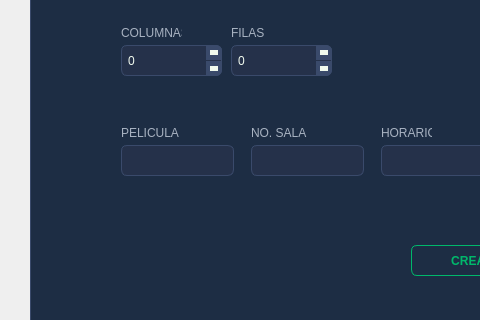
The window that mainwindow.ui (SABANd5/EDD_2S2026_PY_202303371) describes before a commit, drawn with Qt 5; both pictures show x 0 to 480 and y 156 to 476 of the 899 by 583 pixel window.
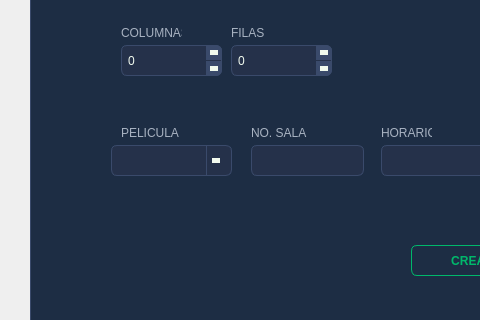
The same window after the commit. The open tabs and pages were chosen to show the change.

Commit message: Proyecto Fase 1 final

Patch:
```diff
--- a/mainwindow.ui
+++ b/mainwindow.ui
@@ -2695,30 +2695,6 @@
          <string>COLUMNAS</string>
         </property>
        </widget>
-       <widget class="QLineEdit" name="txtPelicula">
-        <property name="geometry">
-         <rect>
-          <x>90</x>
-          <y>220</y>
-          <width>113</width>
-          <height>31</height>
-         </rect>
-        </property>
-        <property name="styleSheet">
-         <string notr="true">QLineEdit {
-    background-color: #25314A;
-    border: 1px solid #3A4A6B;
-    border-radius: 6px;
-    padding: 6px 10px;
-    color: #F1FAEE;
-    font-family: &quot;Montserrat&quot;;
-    font-size: 13px;
-}
-QLineEdit:focus {
-    border: 1px solid #4A6FA5;
-}</string>
-        </property>
-       </widget>
        <widget class="QLineEdit" name="txtSala">
         <property name="geometry">
          <rect>
@@ -2913,6 +2889,52 @@
          <string>ASIENTOS ❒ </string>
         </property>
        </widget>
+       <widget class="QComboBox" name="cmbPeliculaAdmin">
+        <property name="geometry">
+         <rect>
+          <x>80</x>
+          <y>220</y>
+          <width>121</width>
+          <height>31</height>
+         </rect>
+        </property>
+        <property name="styleSheet">
+         <string notr="true">QComboBox {
+    background-color: #25314A;
+    border: 1px solid #3A4A6B;
+    border-radius: 6px;
+    padding: 6px 10px;
+    color: #F1FAEE;
+    font-family: &quot;Montserrat&quot;;
+    font-size: 13px;
+}
+QComboBox:hover {
+    border: 1px solid #E63946;
+}
+QComboBox::drop-down {
+    subcontrol-origin: padding;
+    subcontrol-position: top right;
+    width: 24px;
+    border-left: 1px solid #3A4A6B;
+}
+QComboBox::down-arrow {
+    width: 0px;
+    height: 0px;
+    border-left: 4px solid transparent;
+    border-right: 4px solid transparent;
+    border-top: 5px solid #F1FAEE;
+    margin-right: 6px;
+}
+QComboBox QAbstractItemView {
+    background-color: #1D2D44;
+    border: 1px solid #3A4A6B;
+    color: #F1FAEE;
+    selection-background-color: #E63946;
+    selection-color: #F1FAEE;
+    outline: none;
+}</string>
+        </property>
+       </widget>
       </widget>
       <widget class="QWidget" name="tab_7">
        <attribute name="title">
```
Left out of the diff: 74 changed lines with no effect on the pictures. The commit also changes 2 other files.
